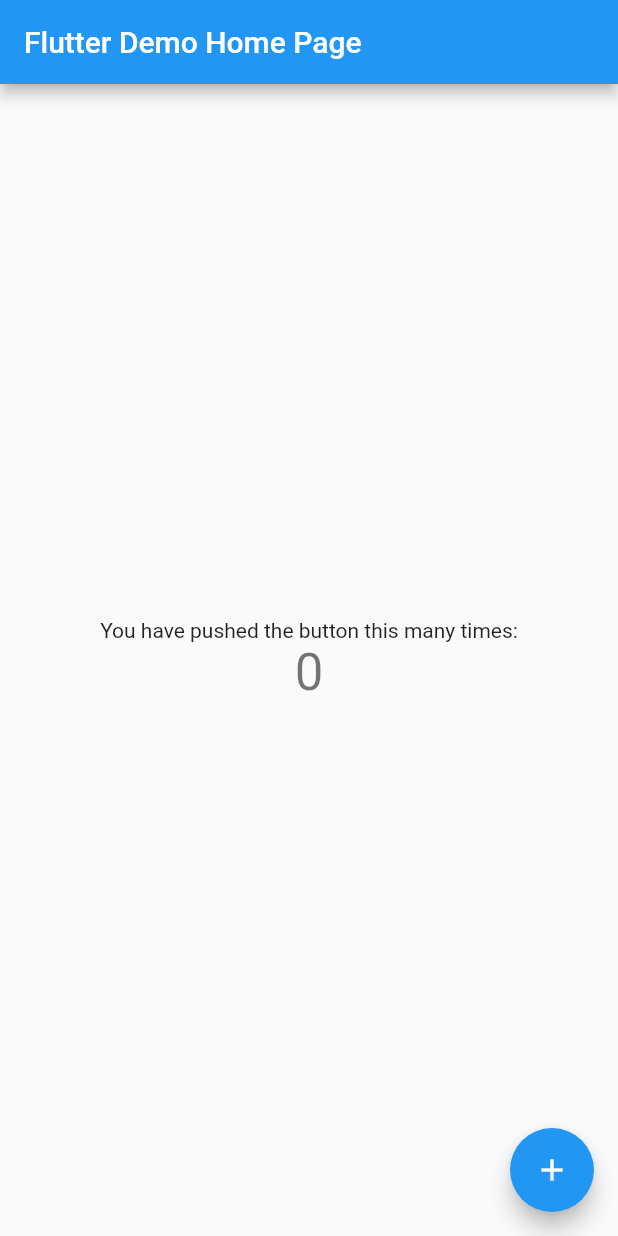
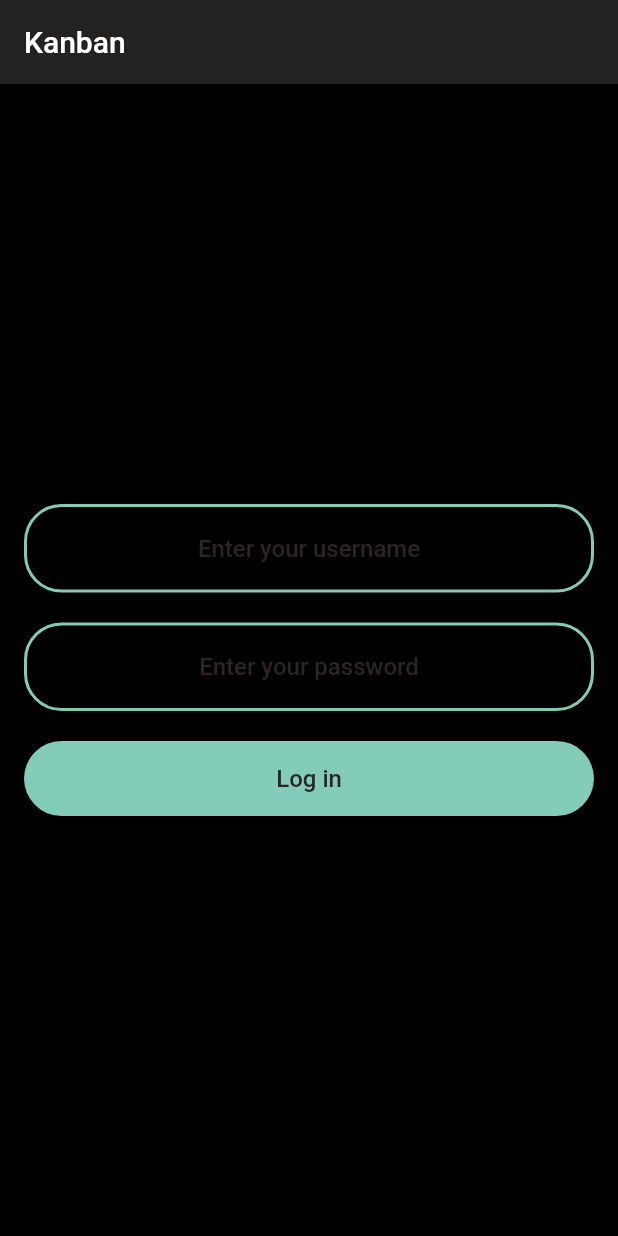
Before and after one commit to jomagsm/test_todo, a Flutter app: the screen it shows after launch, on a phone screen of 412 x 824 dp. Run offline on Flutter 3.47's test engine with Material 2 defaults, Android fonts, the phone set to English and light mode, and no system bars; generated files the repository leaves out were written again.

Commit message:
finish layout auth screen No LOGIC

```diff
--- a/lib/l10n/intl_en.arb
+++ b/lib/l10n/intl_en.arb
@@ -1,6 +1,18 @@
 {
-    "test": "test",
+    "kanban": "Kanban",
     "@test": {
+      "description": ""
+    },
+    "enterUserName": "Enter your username",
+    "@enterUserName": {
+      "description": ""
+    },
+    "enterUserPass": "Enter your password",
+    "@enterUserPass": {
+      "description": ""
+    },
+    "logIn": "Log in",
+    "@logIn": {
       "description": ""
     }
 }
--- a/lib/l10n/intl_ru.arb
+++ b/lib/l10n/intl_ru.arb
@@ -1,3 +1,6 @@
 {
-    "test": "Test"
+    "kanban": "Канбан",
+    "enterUserName": "Введите имя пользователя",
+    "enterUserPass": "Введите пароль",
+    "logIn":"Log in"
 }
--- a/lib/main.dart
+++ b/lib/main.dart
@@ -1,13 +1,14 @@
 import 'package:flutter/material.dart';
 import 'package:flutter_localizations/flutter_localizations.dart';
 import 'package:flutter_gen/gen_l10n/app_localizations.dart';
+
+import 'screens/auth/auth_screen.dart';
 
 void main() {
   runApp(MyApp());
 }
 
 class MyApp extends StatelessWidget {
-  // This widget is the root of your application.
   @override
   Widget build(BuildContext context) {
     return MaterialApp(
@@ -26,68 +27,7 @@
       theme: ThemeData(
         primarySwatch: Colors.blue,
       ),
-      home: MyHomePage(title: 'Flutter Demo Home Page'),
+      home: AuthScreen(),
     );
   }
 }
-
-class MyHomePage extends StatefulWidget {
-  MyHomePage({Key? key, required this.title}) : super(key: key);
-  final String title;
-  @override
-  _MyHomePageState createState() => _MyHomePageState();
-}
-
-class _MyHomePageState extends State<MyHomePage> {
-  int _counter = 0;
-
-  void _incrementCounter() {
-    setState(() {
-      _counter++;
-    });
-  }
-
-  @override
-  Widget build(BuildContext context) {
-    return Scaffold(
-      appBar: AppBar(
-        title: Text(widget.title),
-      ),
-      body: Center(
-        // Center is a layout widget. It takes a single child and positions it
-        // in the middle of the parent.
-        child: Column(
-          // Column is also a layout widget. It takes a list of children and
-          // arranges them vertically. By default, it sizes itself to fit its
-          // children horizontally, and tries to be as tall as its parent.
-          //
-          // Invoke "debug painting" (press "p" in the console, choose the
-          // "Toggle Debug Paint" action from the Flutter Inspector in Android
-          // Studio, or the "Toggle Debug Paint" command in Visual Studio Code)
-          // to see the wireframe for each widget.
-          //
-          // Column has various properties to control how it sizes itself and
-          // how it positions its children. Here we use mainAxisAlignment to
-          // center the children vertically; the main axis here is the vertical
-          // axis because Columns are vertical (the cross axis would be
-          // horizontal).
-          mainAxisAlignment: MainAxisAlignment.center,
-          children: <Widget>[
-            Text(
-              'You have pushed the button this many times:',
-            ),
-            Text(
-              '$_counter',
-              style: Theme.of(context).textTheme.headline4,
-            ),
-          ],
-        ),
-      ),
-      floatingActionButton: FloatingActionButton(
-        onPressed: _incrementCounter,
-        tooltip: 'Increment',
-        child: Icon(Icons.add),
-      ), // This trailing comma makes auto-formatting nicer for build methods.
-    );
-  }
-}
--- /dev/null
+++ b/lib/screens/auth/auth_screen.dart
@@ -0,0 +1,105 @@
+import 'package:flutter/material.dart';
+import 'package:flutter_gen/gen_l10n/app_localizations.dart';
+import 'package:test_todo/theme/color_theme.dart';
+import 'package:test_todo/theme/text_theme.dart';
+
+class AuthScreen extends StatelessWidget {
+  const AuthScreen({Key? key}) : super(key: key);
+
+  @override
+  Widget build(BuildContext context) {
+    return Scaffold(
+      backgroundColor: ColorPalette.backgroundBlack,
+      appBar: AppBar(
+        backgroundColor: ColorPalette.gray,
+        title: Text(AppLocalizations.of(context)!.kanban),
+      ),
+      body: SafeArea(
+        child: Container(
+          padding: EdgeInsets.symmetric(horizontal: 16, vertical: 20),
+          child: Column(
+            mainAxisAlignment: MainAxisAlignment.center,
+            children: [
+              TextFormField(
+                  textAlign: TextAlign.center,
+                  decoration: InputDecoration(
+                    hintText: AppLocalizations.of(context)!.enterUserName,
+                    hintStyle: TextThemes.hintText,
+                    border: OutlineInputBorder(
+                        borderSide:
+                            BorderSide(color: ColorPalette.outlinedBorder)),
+                    enabledBorder: OutlineInputBorder(
+                      borderRadius: BorderRadius.circular(25.0),
+                      borderSide: BorderSide(
+                        color: ColorPalette.focusedBorder,
+                        width: 2.0,
+                      ),
+                    ),
+                    focusedBorder: OutlineInputBorder(
+                        borderRadius: BorderRadius.circular(25.0),
+                        borderSide:
+                            BorderSide(color: ColorPalette.focusedBorder)),
+                    // errorBorder:
+                    //     OutlineInputBorder(borderSide: BorderSide(color: Colors.purple)),
+                    focusedErrorBorder: OutlineInputBorder(
+                        borderRadius: BorderRadius.circular(25.0),
+                        borderSide: BorderSide(color: Colors.purple)),
+                    // errorStyle: TextStyle(color: Colors.purple),
+                  )),
+              const SizedBox(
+                height: 20,
+              ),
+              TextFormField(
+                  textAlign: TextAlign.center,
+                  decoration: InputDecoration(
+                    hintText: AppLocalizations.of(context)!.enterUserPass,
+                    hintStyle: TextThemes.hintText,
+                    border: OutlineInputBorder(
+                        borderSide:
+                            BorderSide(color: ColorPalette.outlinedBorder)),
+                    enabledBorder: OutlineInputBorder(
+                      borderRadius: BorderRadius.circular(25.0),
+                      borderSide: BorderSide(
+                        color: ColorPalette.focusedBorder,
+                        width: 2.0,
+                      ),
+                    ),
+                    focusedBorder: OutlineInputBorder(
+                        borderRadius: BorderRadius.circular(25.0),
+                        borderSide:
+                            BorderSide(color: ColorPalette.focusedBorder)),
+                    // errorBorder:
+                    //     OutlineInputBorder(borderSide: BorderSide(color: Colors.purple)),
+                    focusedErrorBorder: OutlineInputBorder(
+                        borderRadius: BorderRadius.circular(25.0),
+                        borderSide:
+                            BorderSide(color: ColorPalette.focusedBorder)),
+                    // errorStyle: TextStyle(color: Colors.purple),
+                  )),
+              const SizedBox(
+                height: 20,
+              ),
+              InkWell(
+                onTap: (){},
+                child: Container(
+                  height: 50,
+                  width: double.infinity,
+                  child: Align(
+                    alignment: Alignment.center,
+                    child: Text(
+                      AppLocalizations.of(context)!.logIn,
+                      style: TextThemes.hintText,
+                    ),
+                  ),
+                  decoration: BoxDecoration(
+                      color: ColorPalette.focusedBorder,
+                      borderRadius: BorderRadius.circular(25)),
+                ),
+              )
+            ],
+          ),
+        ),
+      ),
+    );
+  }
+}
--- /dev/null
+++ b/lib/theme/color_theme.dart
@@ -0,0 +1,8 @@
+import 'package:flutter/material.dart';
+
+class ColorPalette {
+  static var gray = Color(0xff232221);
+  static var backgroundBlack = Color(0xFF010001);
+  static var focusedBorder = Color(0xff83CCBA);
+  static var outlinedBorder = Color(0xff2C2427);
+}
--- /dev/null
+++ b/lib/theme/text_theme.dart
@@ -0,0 +1,14 @@
+import 'package:flutter/material.dart';
+import 'package:test_todo/theme/color_theme.dart';
+
+class TextThemes {
+  static var hintText = TextStyle(
+      fontSize: 16,
+      fontWeight: FontWeight.w500,
+      color: ColorPalette.outlinedBorder);
+
+  static var buttonStyle = TextStyle(
+      fontSize: 20,
+      fontWeight: FontWeight.w500,
+      color: ColorPalette.outlinedBorder);
+}
```
Also changed, not shown: lib/generated/intl/messages_en.dart, lib/generated/intl/messages_ru.dart, lib/generated/l10n.dart.
